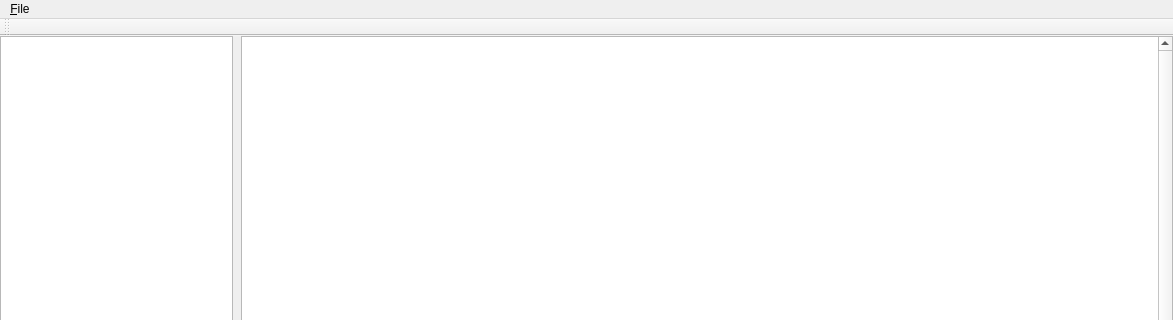
Qt form MainWindow.ui (madmaxoft/ContactBookSanitizer) before a commit; both pictures show x 0 to 1173 and y 0 to 320 of the 1173 by 773 pixel window.
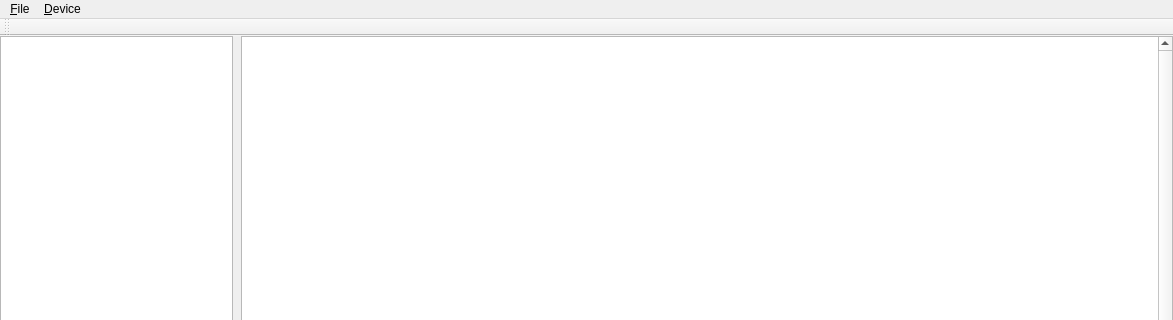
The same form after that commit.

Commit message:
Implemented a basic wizard for adding devices.
Only Example and VcfFile devices currently supported.

```diff
--- a/MainWindow.ui
+++ b/MainWindow.ui
@@ -82,7 +82,14 @@
     </property>
     <addaction name="actFileExit"/>
    </widget>
+   <widget class="QMenu" name="menu_Device">
+    <property name="title">
+     <string>&amp;Device</string>
+    </property>
+    <addaction name="actDeviceAddNew"/>
+   </widget>
    <addaction name="menu_File"/>
+   <addaction name="menu_Device"/>
   </widget>
   <widget class="QToolBar" name="mainToolBar">
    <attribute name="toolBarArea">
```
Left out of the diff: 7 changed lines with no effect on the pictures. The commit also changes 5 other files.
